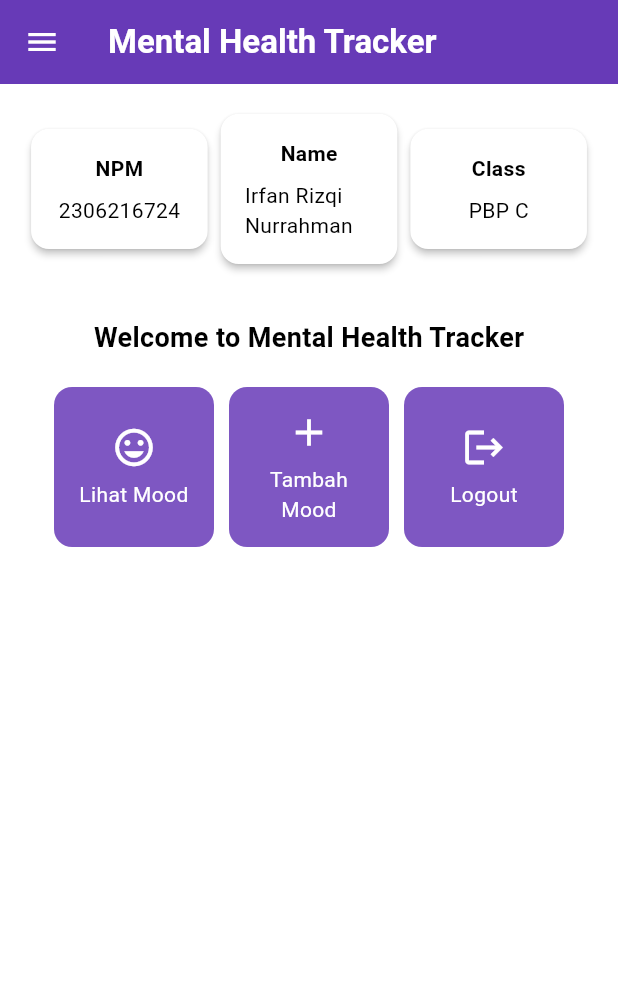
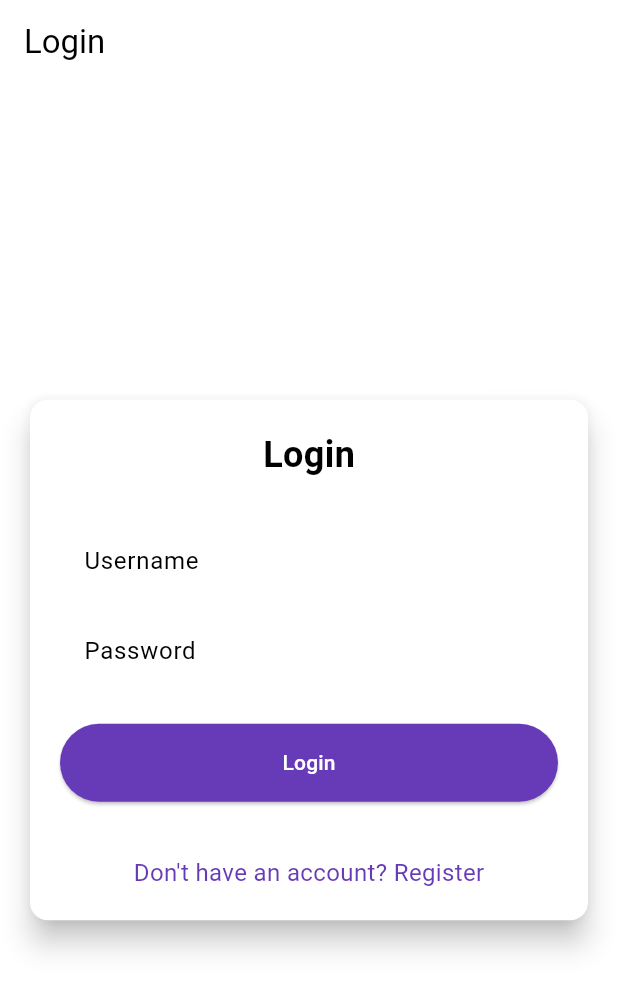
Before and after one commit to irfanrizqinr/mental-health-tracker-mobile, a Flutter app: the screen it shows after launch, on a phone screen of 412 x 824 dp. Shown: the top 991 px of the screen. Run offline on Flutter 3.47's test engine with Material 3 defaults, Android fonts, the phone set to English and light mode, and no system bars; missing offline and left inert: pbp_django_auth.

Commit message:
Tutorial 8 Selesai

```diff
--- /dev/null
+++ b/devtools_options.yaml
@@ -0,0 +1,3 @@
+description: This file stores settings for Dart & Flutter DevTools.
+documentation: https://docs.flutter.dev/tools/devtools/extensions#configure-extension-enablement-states
+extensions:
--- a/lib/main.dart
+++ b/lib/main.dart
@@ -1,5 +1,7 @@
 import 'package:flutter/material.dart';
-import 'package:mental_health_tracker/screens/menu.dart';
+import 'package:pbp_django_auth/pbp_django_auth.dart';
+import 'package:provider/provider.dart';
+import 'package:mental_health_tracker/screens/login.dart';
 
 void main() {
   runApp(const MyApp());
@@ -8,33 +10,23 @@ void main() {
 class MyApp extends StatelessWidget {
   const MyApp({super.key});
 
-  // This widget is the root of your application.
   @override
   Widget build(BuildContext context) {
-    return MaterialApp(
-      title: 'Flutter Demo',
-      theme: ThemeData(
-        // This is the theme of your application.
-        //
-        // TRY THIS: Try running your application with "flutter run". You'll see
-        // the application has a purple toolbar. Then, without quitting the app,
-        // try changing the seedColor in the colorScheme below to Colors.green
-        // and then invoke "hot reload" (save your changes or press the "hot
-        // reload" button in a Flutter-supported IDE, or press "r" if you used
-        // the command line to start the app).
-        //
-        // Notice that the counter didn't reset back to zero; the application
-        // state is not lost during the reload. To reset the state, use hot
-        // restart instead.
-        //
-        // This works for code too, not just values: Most code changes can be
-        // tested with just a hot reload.
-        colorScheme: ColorScheme.fromSwatch(
-          primarySwatch: Colors.deepPurple,
-        ).copyWith(secondary: Colors.deepPurple[400]),
-        useMaterial3: true,
+    return Provider(
+      create: (_) {
+        CookieRequest request = CookieRequest();
+        return request;
+      },
+      child: MaterialApp(
+        title: 'Mental Health Tracker',
+        theme: ThemeData(
+          useMaterial3: true,
+          colorScheme: ColorScheme.fromSwatch(
+            primarySwatch: Colors.deepPurple,
+          ).copyWith(secondary: Colors.deepPurple[400]),
+        ),
+        home: const LoginPage(),
       ),
-      home: MyHomePage(),
     );
   }
 }
--- /dev/null
+++ b/lib/screens/login.dart
@@ -0,0 +1,181 @@
+import 'package:mental_health_tracker/screens/menu.dart';
+import 'package:flutter/material.dart';
+import 'package:pbp_django_auth/pbp_django_auth.dart';
+import 'package:provider/provider.dart';
+import 'package:mental_health_tracker/screens/register.dart';
+
+void main() {
+  runApp(const LoginApp());
+}
+
+class LoginApp extends StatelessWidget {
+  const LoginApp({super.key});
+
+  @override
+  Widget build(BuildContext context) {
+    return MaterialApp(
+      title: 'Login',
+      theme: ThemeData(
+        useMaterial3: true,
+        colorScheme: ColorScheme.fromSwatch(
+          primarySwatch: Colors.deepPurple,
+        ).copyWith(secondary: Colors.deepPurple[400]),
+      ),
+      home: const LoginPage(),
+    );
+  }
+}
+
+class LoginPage extends StatefulWidget {
+  const LoginPage({super.key});
+
+  @override
+  State<LoginPage> createState() => _LoginPageState();
+}
+
+class _LoginPageState extends State<LoginPage> {
+  final TextEditingController _usernameController = TextEditingController();
+  final TextEditingController _passwordController = TextEditingController();
+
+  @override
+  Widget build(BuildContext context) {
+    final request = context.watch<CookieRequest>();
+
+    return Scaffold(
+      appBar: AppBar(
+        title: const Text('Login'),
+      ),
+      body: Center(
+        child: SingleChildScrollView(
+          padding: const EdgeInsets.all(16.0),
+          child: Card(
+            elevation: 8,
+            shape: RoundedRectangleBorder(
+              borderRadius: BorderRadius.circular(12.0),
+            ),
+            child: Padding(
+              padding: const EdgeInsets.all(20.0),
+              child: Column(
+                mainAxisSize: MainAxisSize.min,
+                children: [
+                  const Text(
+                    'Login',
+                    style: TextStyle(
+                      fontSize: 24.0,
+                      fontWeight: FontWeight.bold,
+                    ),
+                  ),
+                  const SizedBox(height: 30.0),
+                  TextField(
+                    controller: _usernameController,
+                    decoration: const InputDecoration(
+                      labelText: 'Username',
+                      hintText: 'Enter your username',
+                      border: OutlineInputBorder(
+                        borderRadius: BorderRadius.all(Radius.circular(12.0)),
+                      ),
+                      contentPadding:
+                          EdgeInsets.symmetric(horizontal: 12.0, vertical: 8.0),
+                    ),
+                  ),
+                  const SizedBox(height: 12.0),
+                  TextField(
+                    controller: _passwordController,
+                    decoration: const InputDecoration(
+                      labelText: 'Password',
+                      hintText: 'Enter your password',
+                      border: OutlineInputBorder(
+                        borderRadius: BorderRadius.all(Radius.circular(12.0)),
+                      ),
+                      contentPadding:
+                          EdgeInsets.symmetric(horizontal: 12.0, vertical: 8.0),
+                    ),
+                    obscureText: true,
+                  ),
+                  const SizedBox(height: 24.0),
+                  ElevatedButton(
+                    onPressed: () async {
+                      String username = _usernameController.text;
+                      String password = _passwordController.text;
+
+                      // Cek kredensial
+                      // TODO: Ganti URL dan jangan lupa tambahkan trailing slash (/) di akhir URL!
+                      // Untuk menyambungkan Android emulator dengan Django pada localhost,
+                      // gunakan URL http://10.0.2.2/
+                      final response = await request
+                          .login("http://[APP_URL_KAMU]/auth/login/", {
+                        'username': username,
+                        'password': password,
+                      });
+
+                      if (request.loggedIn) {
+                        String message = response['message'];
+                        String uname = response['username'];
+                        if (context.mounted) {
+                          Navigator.pushReplacement(
+                            context,
+                            MaterialPageRoute(
+                                builder: (context) => MyHomePage()),
+                          );
+                          ScaffoldMessenger.of(context)
+                            ..hideCurrentSnackBar()
+                            ..showSnackBar(
+                              SnackBar(
+                                  content:
+                                      Text("$message Selamat datang, $uname.")),
+                            );
+                        }
+                      } else {
+                        if (context.mounted) {
+                          showDialog(
+                            context: context,
+                            builder: (context) => AlertDialog(
+                              title: const Text('Login Gagal'),
+                              content: Text(response['message']),
+                              actions: [
+                                TextButton(
+                                  child: const Text('OK'),
+                                  onPressed: () {
+                                    Navigator.pop(context);
+                                  },
+                                ),
+                              ],
+                            ),
+                          );
+                        }
+                      }
+                    },
+                    style: ElevatedButton.styleFrom(
+                      foregroundColor: Colors.white,
+                      minimumSize: const Size(double.infinity, 50),
+                      backgroundColor: Theme.of(context).colorScheme.primary,
+                      padding: const EdgeInsets.symmetric(vertical: 16.0),
+                    ),
+                    child: const Text('Login'),
+                  ),
+                  const SizedBox(height: 36.0),
+                  GestureDetector(
+                    onTap: () {
+                      Navigator.push(
+                        context,
+                        MaterialPageRoute(
+                            builder: (context) => const RegisterPage()),
+                      );
+                    },
+                    child: Text(
+                      'Don\'t have an account? Register',
+                      style: TextStyle(
+                        color: Theme.of(context).colorScheme.primary,
+                        fontSize: 16.0,
+                      ),
+                    ),
+                  ),
+                ],
+              ),
+            ),
+          ),
+        ),
+      ),
+    );
+  }
+}
--- a/pubspec.yaml
+++ b/pubspec.yaml
@@ -35,6 +35,9 @@ dependencies:
   # The following adds the Cupertino Icons font to your application.
   # Use with the CupertinoIcons class for iOS style icons.
   cupertino_icons: ^1.0.8
+  provider: ^6.1.2
+  pbp_django_auth: ^0.4.0
+  http: ^1.2.2
 
 dev_dependencies:
   flutter_test:
```
Also changed, not shown: lib/models/mood_entry.dart (added, +65 -0 lines), lib/screens/list_moodentry.dart (added, +90 -0 lines), lib/screens/moodentry_form.dart (+35 -29 lines), lib/screens/register.dart (added, +166 -0 lines), lib/widgets/left_drawer.dart (+12 -0 lines), lib/widgets/mood_cart.dart (+36 -2 lines), pubspec.lock, 2 other files.
